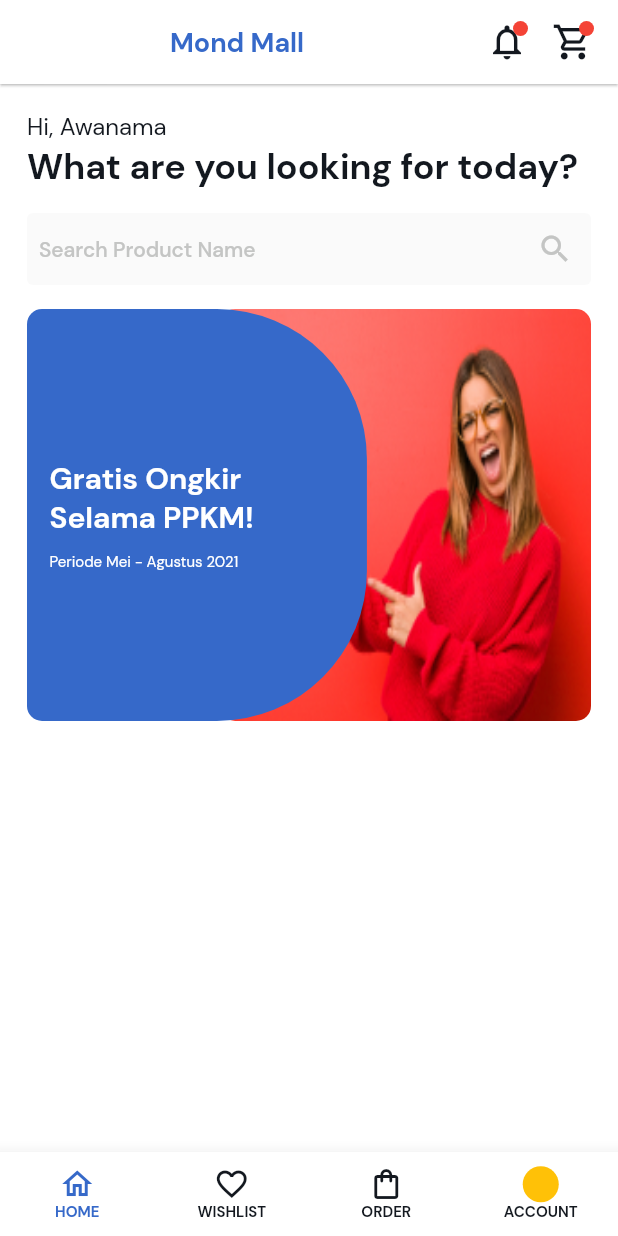
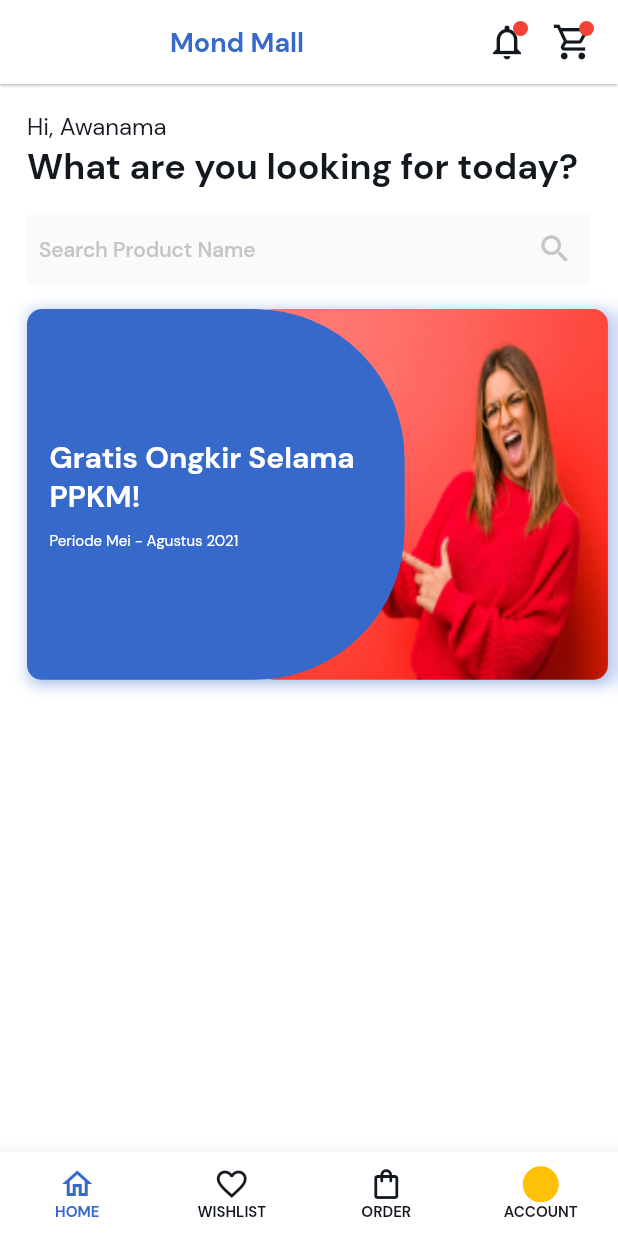
Before and after one commit to Catyousha/studi-independent-journey, a Flutter app: the screen it shows after launch, on a phone screen of 412 x 824 dp. Run offline on Flutter 3.47's test engine with Material 2 defaults, Android fonts, the phone set to English and light mode, and no system bars.

Commit message:
add carousel scroll

```diff
--- a/FlutterApp/jaka_app/lib/RE_tugas02_mond_mall/views/main_page/mond_main_body.dart
+++ b/FlutterApp/jaka_app/lib/RE_tugas02_mond_mall/views/main_page/mond_main_body.dart
@@ -1,7 +1,7 @@
 import 'package:flutter/material.dart';
 import './sections/greetings_text.dart';
 import './sections/product_search_bar.dart';
-import '../../widgets/promotion_banner.dart';
+import './sections/promotion_carousel.dart';
 
 class MondMainBody extends StatelessWidget {
   const MondMainBody({Key? key}) : super(key: key);
@@ -19,14 +19,7 @@ class MondMainBody extends StatelessWidget {
             SizedBox(height: gapY),
             ProductSearchBar(),
             SizedBox(height: gapY),
-            PromotionBanner(
-              title: "Gratis Ongkir Selama PPKM!",
-              subtitle: "Periode Mei - Agustus 2021",
-              image: Image.asset(
-                "assets/RE_T2_Mond_Mall/promotion1.png",
-                fit: BoxFit.fill,
-              ),
-            ),
+            PromotionCarousel(),
           ],
         ),
       ),
--- /dev/null
+++ b/FlutterApp/jaka_app/lib/RE_tugas02_mond_mall/views/main_page/sections/promotion_carousel.dart
@@ -0,0 +1,39 @@
+import 'package:flutter/material.dart';
+import '../../../widgets/carousel_scroller.dart';
+import '../../../widgets/promotion_banner.dart';
+
+class PromotionCarousel extends StatelessWidget {
+  const PromotionCarousel({
+    Key? key,
+  }) : super(key: key);
+
+  @override
+  Widget build(BuildContext context) {
+    double gapX = 8.0;
+    return CarouselScroller(
+      child: Row(
+        children: <Widget>[
+          PromotionBanner(
+            title: "Gratis Ongkir Selama PPKM!",
+            subtitle: "Periode Mei - Agustus 2021",
+            image: Image.asset(
+              "assets/RE_T2_Mond_Mall/promotion1.png",
+              fit: BoxFit.fill,
+            ),
+          ),
+          SizedBox(
+            width: gapX,
+          ),
+          PromotionBanner(
+            title: "Kemerdekaan Diskon 70%",
+            subtitle: "Periode Agustus 2021",
+            image: Image.asset(
+              "assets/RE_T2_Mond_Mall/promotion2.png",
+              fit: BoxFit.fill,
+            ),
+          ),
+        ],
+      ),
+    );
+  }
+}
--- /dev/null
+++ b/FlutterApp/jaka_app/lib/RE_tugas02_mond_mall/widgets/carousel_scroller.dart
@@ -0,0 +1,26 @@
+import 'package:flutter/gestures.dart';
+import 'package:flutter/material.dart';
+
+class CarouselScroller extends StatelessWidget {
+  const CarouselScroller({
+    Key? key,
+    required this.child,
+  }) : super(key: key);
+
+  final Widget child;
+
+  @override
+  Widget build(BuildContext context) {
+    return ScrollConfiguration(
+      behavior: ScrollConfiguration.of(context).copyWith(dragDevices: {
+        PointerDeviceKind.touch,
+        PointerDeviceKind.mouse,
+      }),
+      child: SingleChildScrollView(
+        clipBehavior: Clip.none,
+        scrollDirection: Axis.horizontal,
+        child: child,
+      ),
+    );
+  }
+}
--- a/FlutterApp/jaka_app/lib/RE_tugas02_mond_mall/widgets/promotion_banner.dart
+++ b/FlutterApp/jaka_app/lib/RE_tugas02_mond_mall/widgets/promotion_banner.dart
@@ -17,17 +17,27 @@ class PromotionBanner extends StatelessWidget {
   @override
   Widget build(BuildContext context) {
     MondTextStyles _mondTextStyles = MondTextStyles(context: context);
-    double screenHeight = MediaQuery.of(context).size.height;
-    double screenWidth = MediaQuery.of(context).size.width;
+    double bannerHeight = MediaQuery.of(context).size.height * 0.30;
+    double bannerWidth = MediaQuery.of(context).size.width * 0.94;
     return Container(
-      width: screenWidth,
-      height: screenHeight / 3,
+      width: bannerWidth,
+      height: bannerHeight,
+      decoration: BoxDecoration(
+        boxShadow: [
+          BoxShadow(
+            color: mondPriBlueOcean.withOpacity(0.5),
+            blurRadius: 8.0,
+            spreadRadius: 0.0,
+            offset: Offset(2.0, 2.0), // shadow direction: bottom right
+          )
+        ],
+      ),
       child: Stack(
-        alignment: Alignment.center,
+        alignment: Alignment.topCenter,
         children: <Widget>[
           Positioned(
-            height: screenHeight / 3,
-            width: screenWidth * 0.6,
+            height: bannerHeight,
+            width: bannerWidth * 0.6,
             right: 0,
             child: ClipRRect(
               borderRadius: BorderRadius.circular(10.0),
@@ -37,10 +47,9 @@ class PromotionBanner extends StatelessWidget {
           Positioned(
             left: 0,
             child: Container(
-              width: screenWidth * 0.55,
-              height: screenHeight / 3,
+              width: bannerWidth * 0.65,
+              height: bannerHeight,
               padding: EdgeInsets.symmetric(
-                vertical: 30.0,
                 horizontal: 15.0,
               ),
               decoration: BoxDecoration(
```
Also changed, not shown: FlutterApp/jaka_app/assets/RE_T2_Mond_Mall/promotion2.png (added).
